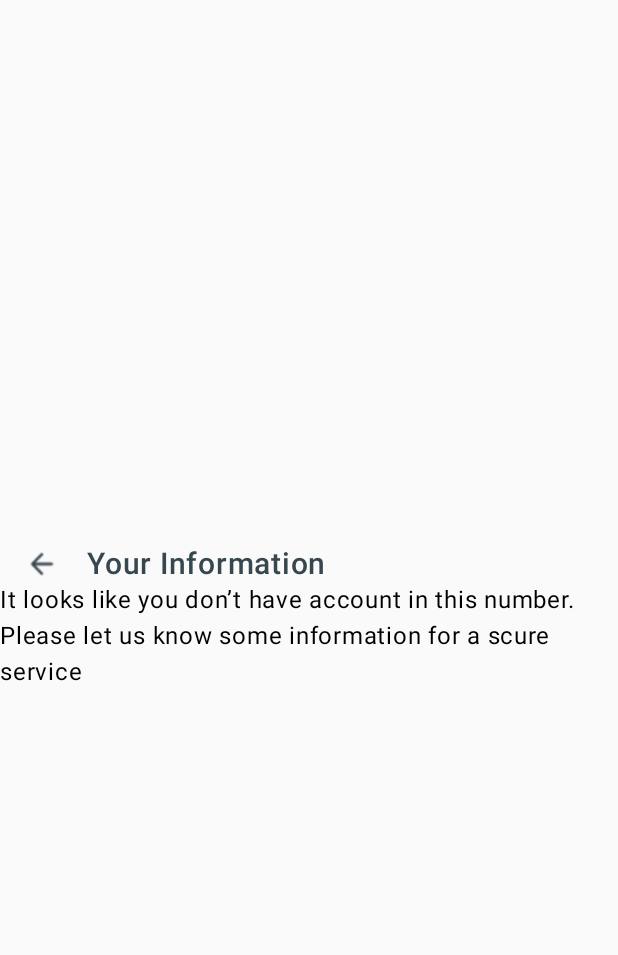
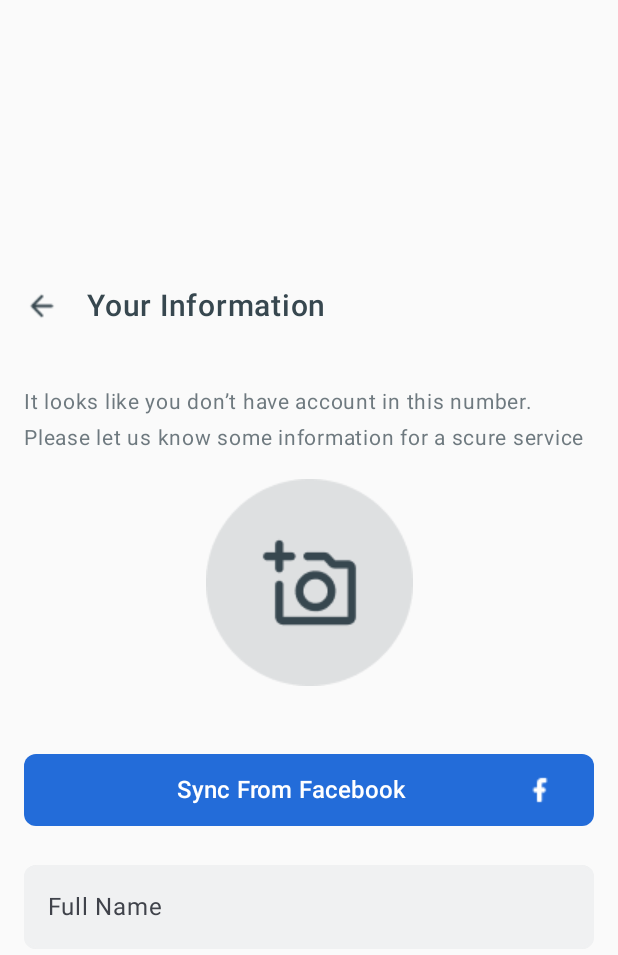
Before and after one commit to DRANIK1211/ComposeWeather, an Android app built with Jetpack Compose: the screen it shows after launch (MainActivity), on a phone screen of 412 x 824 dp. Shown: the top 955 px of the screen. Run offline under Robolectric (Android 15) with nearby library versions, the phone set to English and light mode, and no system bars.

Commit message:
add Image and add button facebook

```diff
--- a/app/src/main/java/com/example/composeweather/screen/enterPassword/enterPassword.kt
+++ b/app/src/main/java/com/example/composeweather/screen/enterPassword/enterPassword.kt
@@ -18,6 +18,7 @@ import androidx.compose.material3.ButtonDefaults
 import androidx.compose.material3.ExperimentalMaterial3Api
 import androidx.compose.material3.OutlinedTextField
 import androidx.compose.material3.Text
+import androidx.compose.material3.TextFieldColors
 import androidx.compose.material3.TextFieldDefaults
 import androidx.compose.runtime.Composable
 import androidx.compose.runtime.getValue
@@ -136,10 +137,11 @@ fun EnterPassword() {
 
                 },
                 colors = TextFieldDefaults.outlinedTextFieldColors(
-                    containerColor = Color(240, 241, 242),
                     focusedBorderColor = Color(240, 241, 242),
-                    unfocusedBorderColor = Color(240, 241, 242)
+                    unfocusedBorderColor = Color(240, 241, 242),
+                    containerColor = Color(240, 241, 242)
                 )
+
             )
             Text(
                 text = "Forgot  Password?",
--- a/app/src/main/java/com/example/composeweather/screen/registration/newRegisteration.kt
+++ b/app/src/main/java/com/example/composeweather/screen/registration/newRegisteration.kt
@@ -9,13 +9,27 @@ import androidx.compose.foundation.layout.fillMaxWidth
 import androidx.compose.foundation.layout.height
 import androidx.compose.foundation.layout.padding
 import androidx.compose.foundation.layout.width
+import androidx.compose.foundation.shape.RoundedCornerShape
+import androidx.compose.material3.Button
+import androidx.compose.material3.ButtonDefaults
+import androidx.compose.material3.ExperimentalMaterial3Api
+import androidx.compose.material3.OutlinedTextField
 import androidx.compose.material3.Text
+import androidx.compose.material3.TextField
+import androidx.compose.material3.TextFieldColors
+import androidx.compose.material3.TextFieldDefaults
 import androidx.compose.runtime.Composable
+import androidx.compose.runtime.getValue
+import androidx.compose.runtime.mutableStateOf
+import androidx.compose.runtime.remember
+import androidx.compose.runtime.saveable.rememberSaveable
+import androidx.compose.runtime.setValue
 import androidx.compose.ui.Alignment
 import androidx.compose.ui.Modifier
 import androidx.compose.ui.graphics.Color
 import androidx.compose.ui.res.painterResource
 import androidx.compose.ui.text.font.FontWeight
+import androidx.compose.ui.text.style.TextAlign
 import androidx.compose.ui.tooling.preview.Devices
 import androidx.compose.ui.tooling.preview.Preview
 import androidx.compose.ui.unit.dp
@@ -23,6 +37,7 @@ import androidx.compose.ui.unit.sp
 import com.example.composeweather.R
 
 
+@OptIn(ExperimentalMaterial3Api::class)
 @Composable
 fun NewRegistration(){
     Column(
@@ -31,10 +46,12 @@ fun NewRegistration(){
     ) {
         Column(
             modifier = Modifier.fillMaxWidth()
+                .padding(start = 16.dp, end = 16.dp),
+            horizontalAlignment = Alignment.CenterHorizontally
         ) {
             Row(
                 modifier = Modifier.fillMaxWidth()
-                    .padding(start = 16.dp),
+                    .padding(bottom = 40.dp),
                 verticalAlignment = Alignment.Top
             ) {
                 Image(
@@ -56,7 +73,67 @@ fun NewRegistration(){
                 text = "It looks like you don’t" +
                         " have account in this number." +
                         " Please let us know some information" +
-                        " for a scure service"
+                        " for a scure service",
+                fontSize = 14.sp,
+                fontWeight = FontWeight(400),
+                color = Color(55, 71, 79, 184),
+                modifier = Modifier.padding(bottom = 15.dp)
+            )
+            Image(
+                painter = painterResource(R.drawable.addimage),
+                contentDescription = null,
+                modifier = Modifier
+                    .height(138.dp)
+                    .width(138.dp)
+            )
+            Button(
+                onClick = {},
+                modifier = Modifier
+                    .padding(top = 45.dp)
+                    .fillMaxWidth()
+                    .height(48.dp),
+                colors = ButtonDefaults.buttonColors(
+                    containerColor = Color(35, 108, 217),
+                    contentColor = Color.White
+                ),
+                shape = RoundedCornerShape(8.dp)
+            ) {
+                Row(
+                    horizontalArrangement = Arrangement.Center,
+                    verticalAlignment = Alignment.CenterVertically
+                ) {
+                    Text(
+                        text = "Sync From Facebook",
+                        fontSize = 16.sp,
+                        fontWeight = FontWeight(500),
+                        modifier = Modifier
+                            .fillMaxWidth()
+                            .weight(1f),
+                        textAlign = TextAlign.Center
+                    )
+                    Image(
+                        painter = painterResource(R.drawable.facebook),
+                        contentDescription = null,
+                        modifier = Modifier
+                            .height(24.dp)
+                            .width(24.dp)
+                    )
+                }
+            }
+            var fullName by rememberSaveable { mutableStateOf("") }
+            OutlinedTextField(
+                value = fullName,
+                onValueChange = { fullName = it },
+                label = { Text("Full Name") },
+                modifier = Modifier
+                    .fillMaxWidth()
+                    .padding(top = 18.dp),
+                shape = RoundedCornerShape(8.dp),
+                colors = TextFieldDefaults.outlinedTextFieldColors(
+                    focusedBorderColor = Color(240, 241, 242),
+                    unfocusedBorderColor = Color(240, 241, 242),
+                    containerColor = Color(240, 241, 242)
+                )
             )
         }
 
```
Also changed, not shown: app/src/main/res/drawable/addimage.png (added), app/src/main/res/drawable/facebook.png (added).
